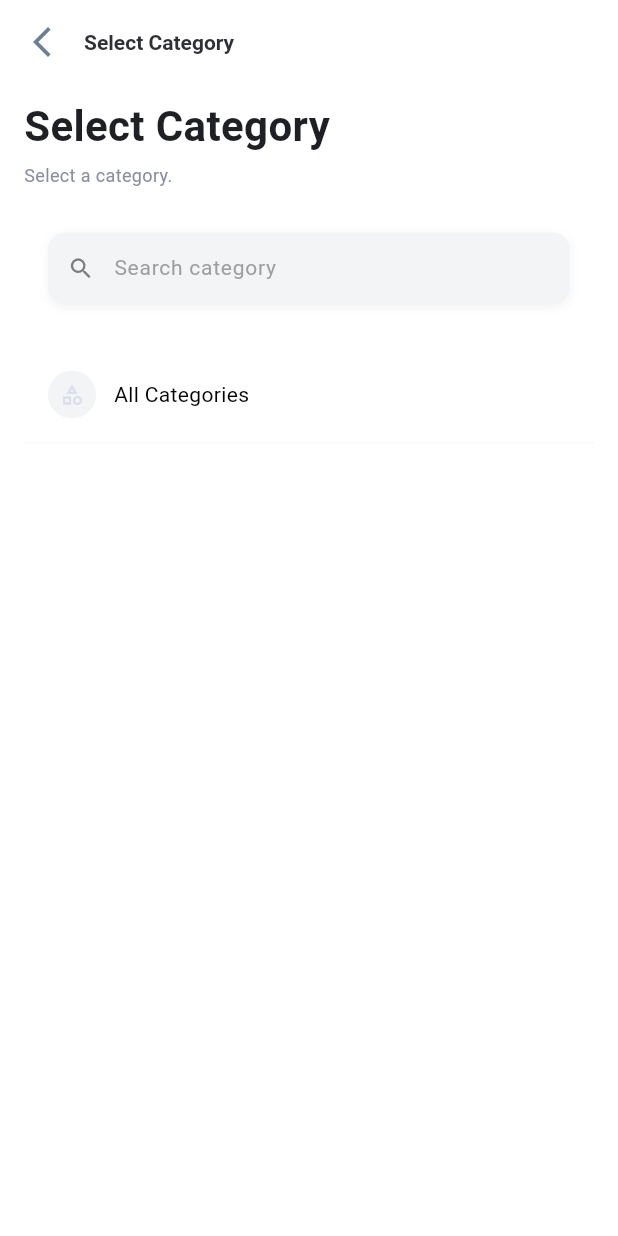
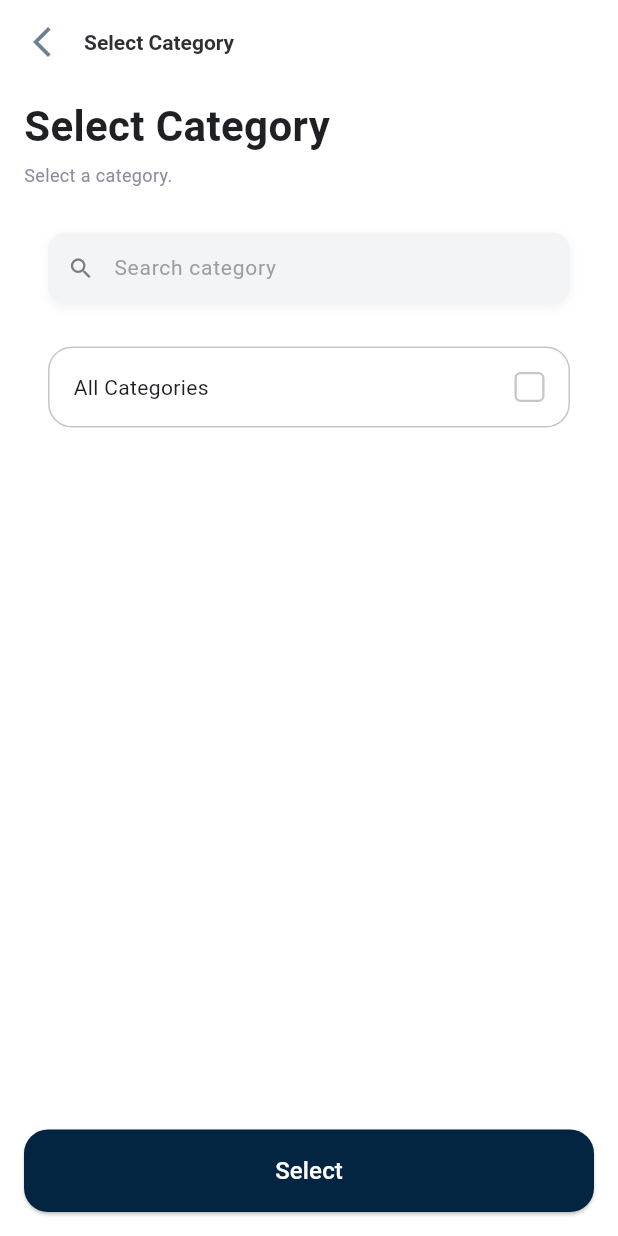
Before and after one commit to kamau-mbugua/Zed-Nano, a Flutter app: the SellPage screen opened by its route, after a tap on "All Categories", on a phone screen of 412 x 824 dp. Run offline on Flutter 3.47's test engine with Material 3 defaults, Android fonts, the phone set to English and light mode, and no system bars; our stand-ins replace cached_network_image, cloud_firestore, connectivity_plus, country_code_picker, csc_picker_plus, device_info_plus and 21 more; missing offline and left inert: clarity_flutter, currency_country_picker, gif, google_places_autocomplete_text_field; accounts and stored records are empty; network calls fail; Roboto replaces fonts that are missing (Poppins).

Commit message:
Add dynamic category selection and filtering; update sell page UI with category picker integration

```diff
--- a/lib/screens/business/subscription/choose_subscription_page.dart
+++ b/lib/screens/business/subscription/choose_subscription_page.dart
@@ -117,6 +117,7 @@ class _SubscriptionScreenState extends State<SubscriptionScreen> {
       'billingPlanPaymentPlanId':
           '${plans?[selectedIndex]?.plans?[0]?.billingPlanPaymentPlanId}',
       'packageId': '${plans?[selectedIndex].plans?[0].packageId}',
+      'isChangePlan':widget.isExistingPlan
     };
 
     await context
--- a/lib/screens/sell/select_category_page.dart
+++ b/lib/screens/sell/select_category_page.dart
@@ -29,6 +29,7 @@ class _SelectCategoryPageState extends State<SelectCategoryPage> {
   String _searchTerm = "";
   bool _isInitialized = false;
   Timer? _debounceTimer;
+  String? selectedCategoryId;
 
   @override
   void initState() {
@@ -142,63 +143,104 @@ class _SelectCategoryPageState extends State<SelectCategoryPage> {
               ),
             ),
           ),
+
+          // Select button at bottom
+          Container(
+            width: double.infinity,
+            padding: const EdgeInsets.all(16),
+            child: ElevatedButton(
+              onPressed: () {
+                if (selectedCategoryId != null) {
+                  // Find the selected category from pagination controller
+                  final selectedCategory = _paginationController.pagingController.itemList?.firstWhere(
+                    (category) => category.id == selectedCategoryId,
+                    orElse: () => ProductCategoryData(
+                      id: '',
+                      categoryName: 'All Categories',
+                      imagePath: '',
+                    ),
+                  );
+
+                  if (selectedCategory != null) {
+                    Navigator.pop(context, selectedCategory);
+                  }
+                }
+              },
+              style: ElevatedButton.styleFrom(
+                backgroundColor: darkBlueColor,
+                foregroundColor: Colors.white,
+                padding: const EdgeInsets.symmetric(vertical: 16),
+                shape: RoundedRectangleBorder(
+                  borderRadius: BorderRadius.circular(16),
+                ),
+              ),
+              child: const Text(
+                'Select',
+                style: TextStyle(
+                  fontFamily: 'Poppins',
+                  fontSize: 16,
+                  fontWeight: FontWeight.w500,
+                ),
+              ),
+            ),
+          ),
         ],
       ),
     );
   }
 
   Widget _buildCategoryItem(ProductCategoryData category) {
+    // Track if this category is selected
+    bool isSelected = selectedCategoryId == category.id;
+
     return InkWell(
       onTap: () {
-        // Return selected category to previous page
-        Navigator.pop(context, category);
+        setState(() {
+          selectedCategoryId = category.id;
+        });
       },
       child: Container(
         padding: const EdgeInsets.symmetric(vertical: 16, horizontal: 16),
+        margin: const EdgeInsets.only(left: 16, right: 16, bottom: 8),
         decoration: BoxDecoration(
-          border: Border(
-            bottom: BorderSide(
-              color: lightGreyColor,
-              width: 0.5,
-            ),
+          color: isSelected ? const Color(0xFFF2F4F5) : Colors.white,
+          borderRadius: BorderRadius.circular(16),
+          border: Border.all(
+            color: isSelected ? highlightMainDark : innactiveBorder,
+            width: isSelected ? 1.5 : 1.0,
           ),
         ),
         child: Row(
           children: [
-            if (category.id != '' && category.imagePath != null && category.imagePath!.isNotEmpty)
-              Container(
-                margin: const EdgeInsets.only(right: 12),
-                child: rfCommonCachedNetworkImage(
-                  category.imagePath!,
-                  fit: BoxFit.cover,
-                  height: 32,
-                  width: 32,
-                  radius: 16,
-                ),
-              ),
-            if (category.id == '')
-              Container(
-                margin: const EdgeInsets.only(right: 12),
-                height: 32,
-                width: 32,
-                decoration: BoxDecoration(
-                  color: lightGreyColor,
-                  shape: BoxShape.circle,
-                ),
-                child: Icon(
-                  Icons.category_outlined,
-                  size: 16,
-                  color: neutralDarkLight,
-                ),
-              ),
             Text(
               category.categoryName ?? '',
               style: const TextStyle(
-                color: textPrimary,
+                color: darkGreyColor, // #1f2024
                 fontWeight: FontWeight.w400,
                 fontFamily: "Poppins",
                 fontSize: 14.0,
               ),
+            ),
+            const Spacer(),
+            // Checkbox
+            Container(
+              height: 20,
+              width: 20,
+              decoration: BoxDecoration(
+                color: isSelected ? darkBlueColor : Colors.white, // #032541 when selected
+                border: Border.all(
+                  color: isSelected ? darkBlueColor : innactiveBorder, // #c5c6cc when unselected
+                  width: 1.5,
+                ),
+                borderRadius: BorderRadius.circular(4),
+              ),
+              child: isSelected
+                ? const Icon(
+                    Icons.check,
+                    size: 14,
+                    color: Colors.white,
+                  )
+                : null,
             ),
           ],
         ),
--- a/lib/screens/sell/sell_page.dart
+++ b/lib/screens/sell/sell_page.dart
@@ -117,7 +117,7 @@ class _SellPageState extends State<SellPage> {
             child: Row(
               mainAxisAlignment: MainAxisAlignment.spaceBetween,
               children: [
-                _buildFilterButton(
+                _buildFilterDynamicButton(
                   'All Categories',
                   selectedCategory == 'All Categories',
                   _openCategorySelection,
@@ -234,6 +234,45 @@ class _SellPageState extends State<SellPage> {
     );
   }
 
+  Widget _buildFilterDynamicButton(String text, bool isActive, VoidCallback onTap) {
+    return InkWell(
+      onTap: onTap,
+      borderRadius: BorderRadius.circular(16),
+      child: Container(
+        height: 40,
+        padding: const EdgeInsets.symmetric(horizontal: 12, vertical: 10),
+        decoration: BoxDecoration(
+          color: Colors.white,
+          borderRadius: BorderRadius.circular(16),
+          border: Border.all(
+            color: innactiveBorder,
+          ),
+        ),
+        child: Row(
+          mainAxisAlignment: MainAxisAlignment.spaceBetween,
+          children: [
+            Row(
+              children: [
+                  Icon(
+                    Icons.tune,
+                    size: 16,
+                    color: Colors.grey.shade600,
+                  ),
+                Text(
+                  selectedCategory,
+                  style: TextStyle(
+                    fontSize: 12,
+                    fontFamily: 'Poppins',
+                    color: Colors.grey.shade800,
+                  ),
+                ),
+              ],
+            ),
+          ],
+        ),
+      ),
+    );
+  }
   Widget _buildFilterButton(String text, bool isActive, VoidCallback onTap) {
     return InkWell(
       onTap: onTap,
```
